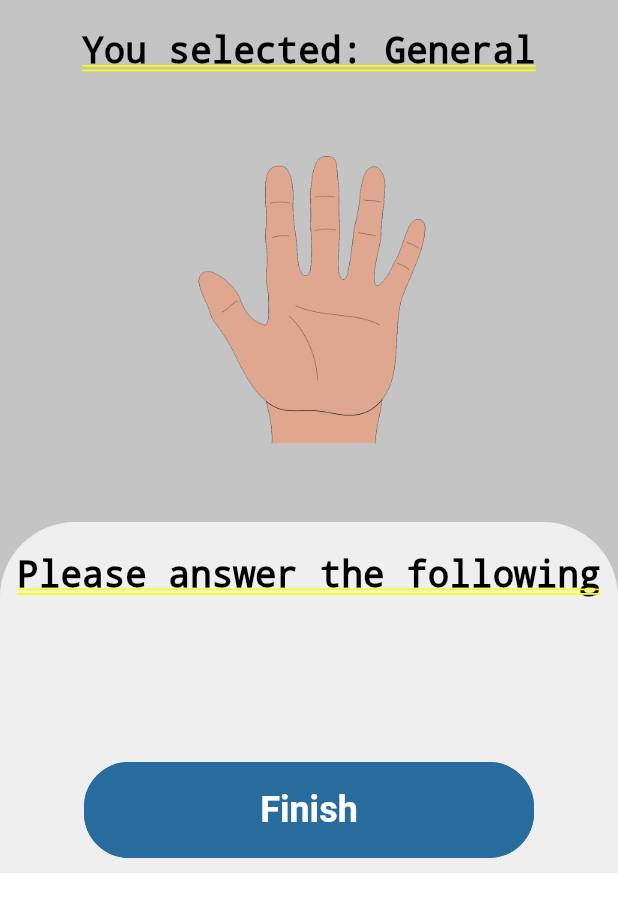
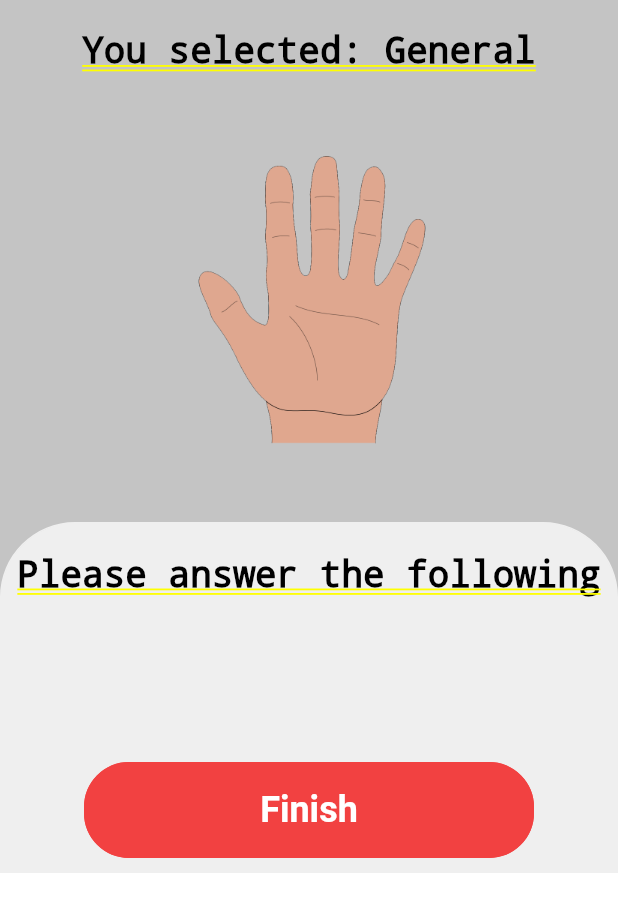
Before and after one commit to CristinaGTW/virtualmed, a Flutter app: the QuickCheckTab screen opened directly, after a tap on "Continue", on a phone screen of 412 x 824 dp. Shown: the top 912 px of the screen. Run offline on Flutter 3.47's test engine with Material 2 defaults, Android fonts, the phone set to English and light mode, and no system bars; our stand-ins replace flutter_svg.

Commit message:
Deploy on web test

```diff
--- a/lib/components.dart
+++ b/lib/components.dart
@@ -1,11 +1,11 @@
 import 'package:flutter/material.dart';
 
-// const kPrimaryColor = Color(0xFFF24141);
+const kPrimaryColor = Color(0xFFF24141);
 const kPrimaryLightColor = Color(0xFFEFEFEF);
 const kPrimaryBgColor = Color(0xFFC4C4C4);
 const kSecondaryBgColor = Color(0xFF808080);
-// const KMenuSelectorColor = Color(0xFFC22929);
+const KMenuSelectorColor = Color(0xFFC22929);
 
 // alternatives
-const kPrimaryColor = Color(0xFF276C9C);
-const KMenuSelectorColor = Color(0xFF1B4D6F);
+// const kPrimaryColor = Color(0xFF276C9C);
+// const KMenuSelectorColor = Color(0xFF1B4D6F);
--- a/pubspec.yaml
+++ b/pubspec.yaml
@@ -34,6 +34,9 @@ dependencies:
   shelf: ^0.7.2
   dotenv: ^1.0.0
   http: ^0.12.2
+  dio: ^3.0.10
+  flutter_polyline_points: ^0.2.4
+  google_maps_flutter: ^2.0.6
 
 dev_dependencies:
   flutter_test:
```
Also changed, not shown: pubspec.lock, 1 other file.
